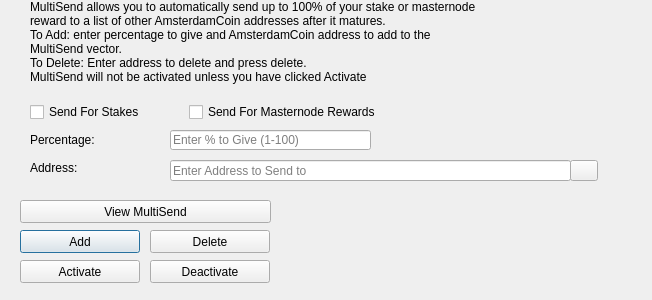
listedlinked/superbee, file src/qt/forms/multisenddialog.ui: the form before one commit.
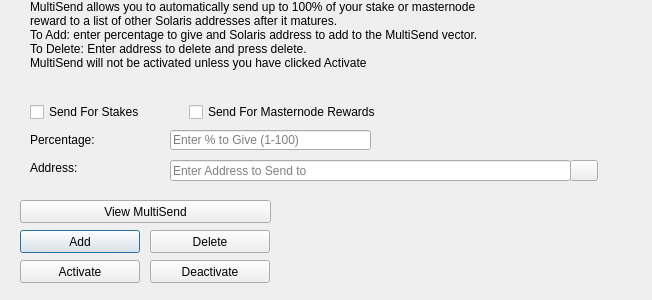
The form after the commit. Icons and pictures are not drawn.

Commit message: Rename to Solaris

The edit to the form file:
```diff
--- a/src/qt/forms/multisenddialog.ui
+++ b/src/qt/forms/multisenddialog.ui
@@ -61,8 +61,8 @@
     <number>1</number>
    </property>
    <property name="text">
-    <string>MultiSend allows you to automatically send up to 100% of your stake or masternode reward to a list of other AmsterdamCoin addresses after it matures.
-To Add: enter percentage to give and AmsterdamCoin address to add to the MultiSend vector.
+    <string>MultiSend allows you to automatically send up to 100% of your stake or masternode reward to a list of other Solaris addresses after it matures.
+To Add: enter percentage to give and Solaris address to add to the MultiSend vector.
 To Delete: Enter address to delete and press delete.
 MultiSend will not be activated unless you have clicked Activate</string>
    </property>
```
Left out of the diff: 4 changed lines with no effect on the pictures. The commit also changes 238 other files.
